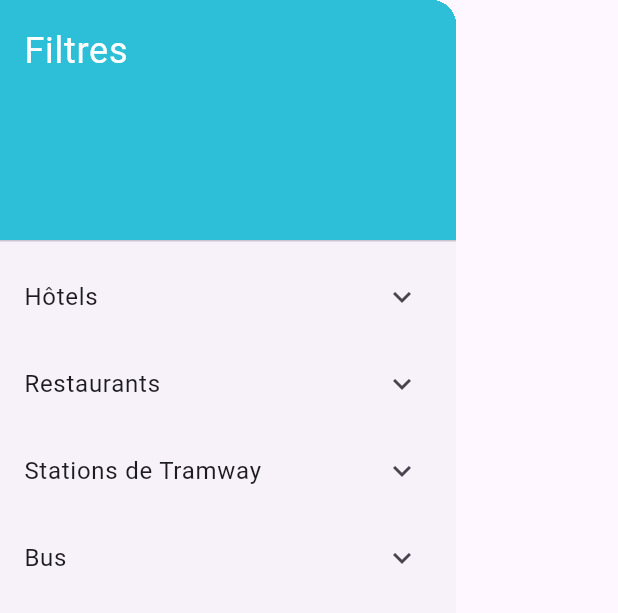
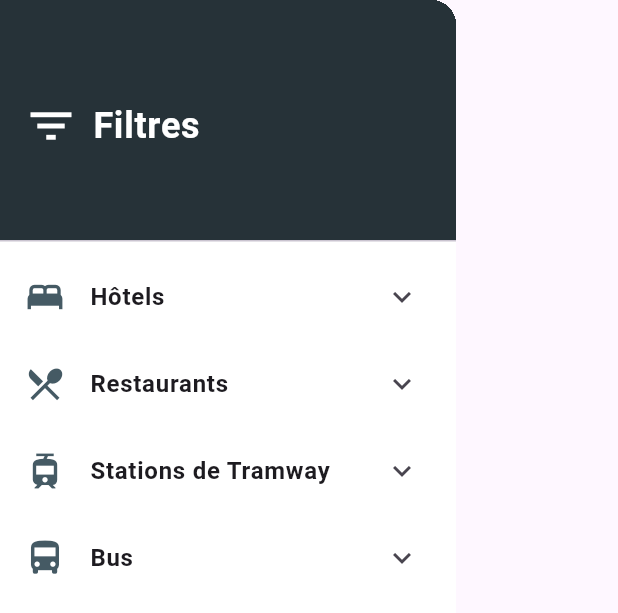
Before and after one commit to ikhlasselkassab/Front-End-Project, a Flutter app: the CustomSidebar widget shown alone on an empty page, opened directly with empty values, on a phone screen of 412 x 824 dp. Shown: the top 613 px of the screen. Run offline on Flutter 3.47's test engine with Material 3 defaults, Android fonts, the phone set to English and light mode, and no system bars; our stand-ins replace flutter_map, geolocator, get, iconsax_flutter, latlong2, smooth_page_indicator; network calls fail.

Commit message:
design commit

```diff
--- a/lib/widgets/custom_sidebar.dart
+++ b/lib/widgets/custom_sidebar.dart
@@ -13,23 +13,18 @@ class CustomSidebar extends StatelessWidget {
   @override
   Widget build(BuildContext context) {
     return Drawer(
+      child: Container(
+        color: Colors.white,
+        child: Column(
+          children: [
+            _buildHeader(),
+            Expanded(
               child: ListView(
                 padding: EdgeInsets.zero,
                 children: <Widget>[
-          DrawerHeader(
-            decoration: BoxDecoration(
-              color: Color(0xFF2CBFD7), // Updated color
-            ),
-            child: Text(
-              'Filtres',
-              style: TextStyle(
-                color: Colors.white,
-                fontSize: 24,
-              ),
-            ),
-          ),
                   _buildExpansionTile(
                     title: 'Hôtels',
+                    icon: Icons.bed,
                     options: {
                       'hotel_5_star': 'Hôtel 5 étoiles',
                       'hotel_4_star': 'Hôtel 4 étoiles',
@@ -39,6 +34,7 @@ class CustomSidebar extends StatelessWidget {
                   ),
                   _buildExpansionTile(
                     title: 'Restaurants',
+                    icon: Icons.local_dining,
                     options: {
                       'restaurant_italien': 'Italien',
                       'restaurant_fastfood': 'Fast Food',
@@ -49,6 +45,7 @@ class CustomSidebar extends StatelessWidget {
                   ),
                   _buildExpansionTile(
                     title: 'Stations de Tramway',
+                    icon: Icons.tram,
                     options: {
                       'line_1': 'Ligne 1',
                       'line_2': 'Ligne 2',
@@ -56,6 +53,7 @@ class CustomSidebar extends StatelessWidget {
                   ),
                   _buildExpansionTile(
                     title: 'Bus',
+                    icon: Icons.directions_bus,
                     options: {
                       'bus_line_101': 'Ligne 101',
                       'bus_line_102': 'Ligne 102',
@@ -66,22 +64,70 @@ class CustomSidebar extends StatelessWidget {
                   ),
                 ],
               ),
+            ),
+          ],
+        ),
+      ),
+    );
+  }
+
+  Widget _buildHeader() {
+    return DrawerHeader(
+      decoration: BoxDecoration(
+        color: Colors.blueGrey[900],
+      ),
+      child: Row(
+        crossAxisAlignment: CrossAxisAlignment.center,
+        children: [
+          Icon(
+            Icons.filter_list,
+            size: 36,
+            color: Colors.white,
+          ),
+          SizedBox(width: 10),
+          Text(
+            'Filtres',
+            style: TextStyle(
+              color: Colors.white,
+              fontSize: 24,
+              fontWeight: FontWeight.bold,
+            ),
+          ),
+        ],
+      ),
     );
   }
 
   Widget _buildExpansionTile({
     required String title,
+    required IconData icon,
     required Map<String, String> options,
   }) {
     return ExpansionTile(
-      title: Text(title),
+      leading: Icon(
+        icon,
+        color: Colors.blueGrey[700],
+        size: 28,
+      ),
+      title: Text(
+        title,
+        style: TextStyle(
+          fontWeight: FontWeight.w600,
+          fontSize: 16,
+        ),
+      ),
       children: options.entries.map((entry) {
         return CheckboxListTile(
-          title: Text(entry.value),
+          title: Text(
+            entry.value,
+            style: TextStyle(fontSize: 14),
+          ),
           value: filters[entry.key] ?? false,
           onChanged: (bool? value) {
             onFilterChanged({entry.key: value ?? false});
           },
+          activeColor: Colors.blueGrey[900],
+          checkColor: Colors.white,
         );
       }).toList(),
     );
```
Lines whose indentation alone changed are shown as unchanged.
